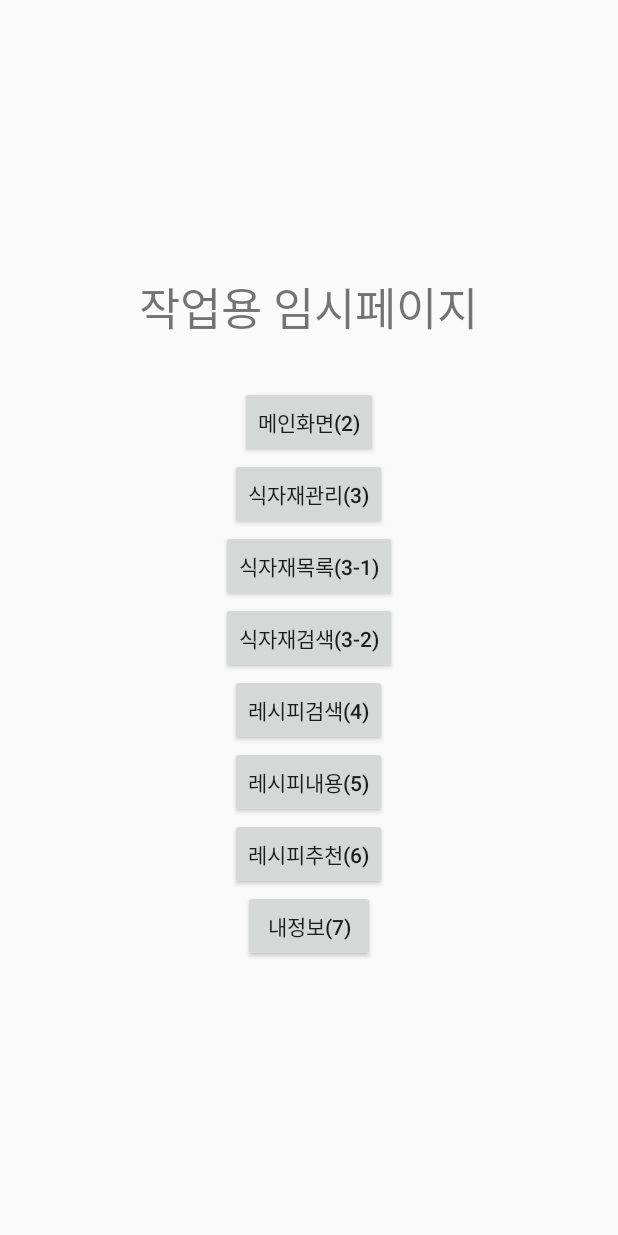
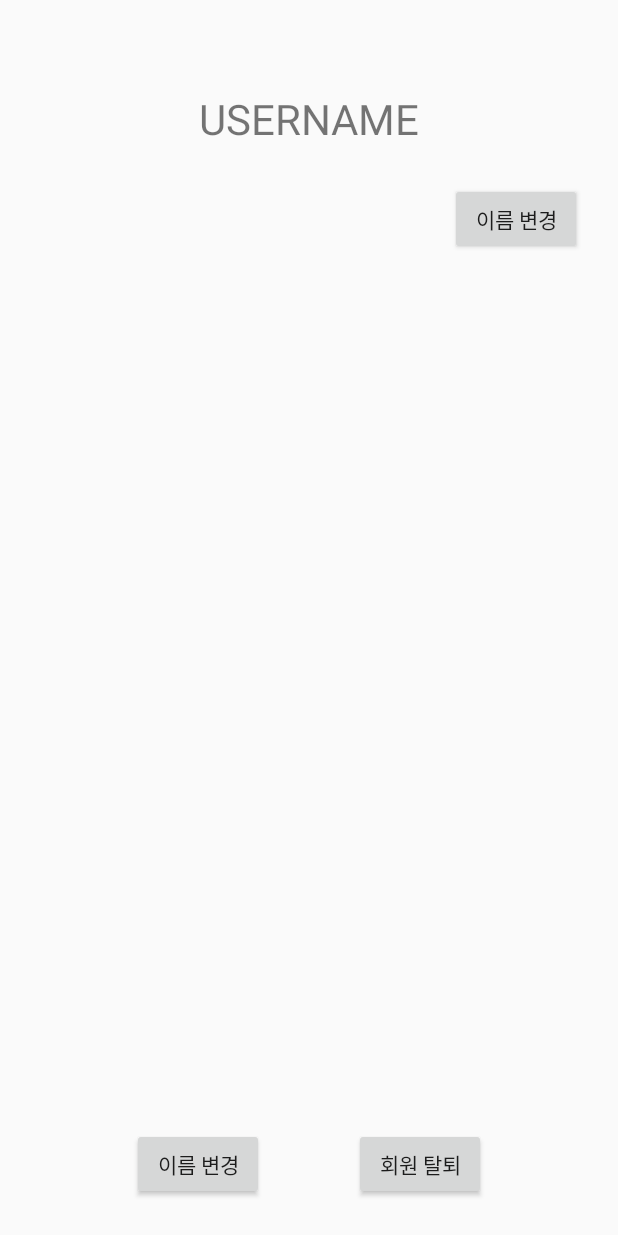
Before and after one commit to leejoowon20151334/KMU-MoP2022-Team10, an Android app: the screen it shows after launch (TempActivity before the commit, UserInfo after it), after a tap on "내정보(7)", on a phone screen of 412 x 824 dp. Run offline under Robolectric (Android 15) with nearby library versions, the light colour scheme and no system bars.

Commit message:
user info 추가

```diff
--- a/app/src/main/AndroidManifest.xml
+++ b/app/src/main/AndroidManifest.xml
@@ -44,6 +44,10 @@
             android:name=".RecipeDetailActivity"
             android:exported="false" />
 
+        <activity
+            android:name=".UserInfo"
+            android:exported="false" />
+
 
         <provider
             android:name="androidx.core.content.FileProvider"
--- a/app/src/main/java/com/mop2022/team10/TempActivity.java
+++ b/app/src/main/java/com/mop2022/team10/TempActivity.java
@@ -80,7 +80,8 @@ public class TempActivity extends AppCompatActivity {
         tempButtom_page7.setOnClickListener(new View.OnClickListener(){
             @Override
             public void onClick(View view) {
-
+                Intent intent = new Intent(getApplicationContext(), UserInfo.class);
+                startActivity(intent);
             }
         });
     }
--- /dev/null
+++ b/app/src/main/java/com/mop2022/team10/UserInfo.java
@@ -0,0 +1,18 @@
+package com.mop2022.team10;
+
+import android.content.Intent;
+import android.os.Bundle;
+import android.view.View;
+import android.widget.Button;
+
+import androidx.appcompat.app.AppCompatActivity;
+
+public class UserInfo extends AppCompatActivity {
+
+    @Override
+    protected void onCreate(Bundle savedInstanceState) {
+        super.onCreate(savedInstanceState);
+        setContentView(R.layout.user_info);
+
+    }
+}
--- /dev/null
+++ b/app/src/main/res/layout/user_info.xml
@@ -0,0 +1,56 @@
+<?xml version="1.0" encoding="utf-8"?>
+<LinearLayout xmlns:android="http://schemas.android.com/apk/res/android"
+    xmlns:tools="http://schemas.android.com/tools"
+    android:layout_width="match_parent"
+    android:layout_height="match_parent"
+    android:orientation="vertical">
+
+    <TextView
+        android:id="@+id/user_info_UserName"
+        android:layout_width="match_parent"
+        android:layout_height="wrap_content"
+        android:textAlignment="center"
+        android:textSize="28sp"
+        android:layout_marginTop="60dp"
+        android:text="USERNAME"/>
+
+    <Button
+        android:id="@+id/user_info_ChangeName"
+        android:layout_width="wrap_content"
+        android:layout_height="wrap_content"
+        android:layout_gravity="right"
+        android:layout_marginTop="24dp"
+        android:layout_marginRight="24dp"
+        android:text="이름 변경" />
+
+    <LinearLayout
+        android:layout_width="match_parent"
+        android:layout_height="0dp"
+        android:layout_weight="1"
+        android:orientation="horizontal">
+
+    </LinearLayout>
+
+    <LinearLayout
+        android:layout_width="match_parent"
+        android:layout_height="wrap_content"
+        android:gravity="center"
+        android:layout_marginBottom="24dp"
+        android:orientation="horizontal">
+
+        <Button
+            android:id="@+id/user_info_Fush"
+            android:layout_width="wrap_content"
+            android:layout_height="wrap_content"
+            android:layout_marginRight="60dp"
+            android:text="이름 변경" />
+        <Button
+            android:id="@+id/user_info_Withdrawal"
+            android:layout_width="wrap_content"
+            android:layout_height="wrap_content"
+            android:text="회원 탈퇴" />
+
+    </LinearLayout>
+
+
+</LinearLayout>
```
